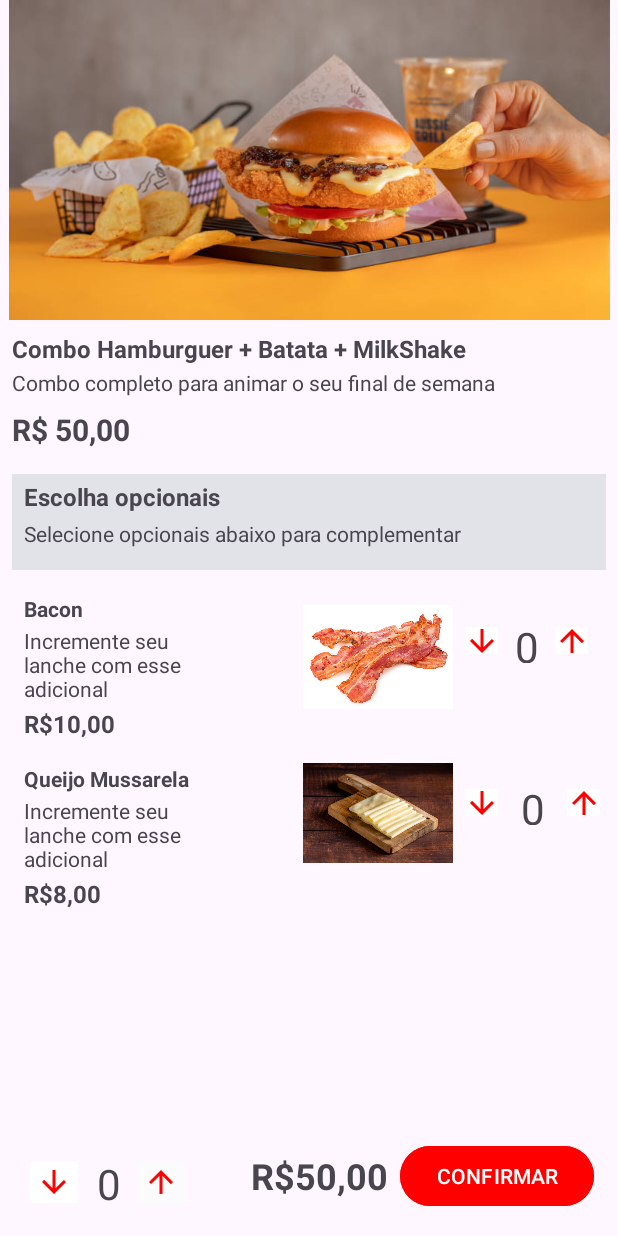
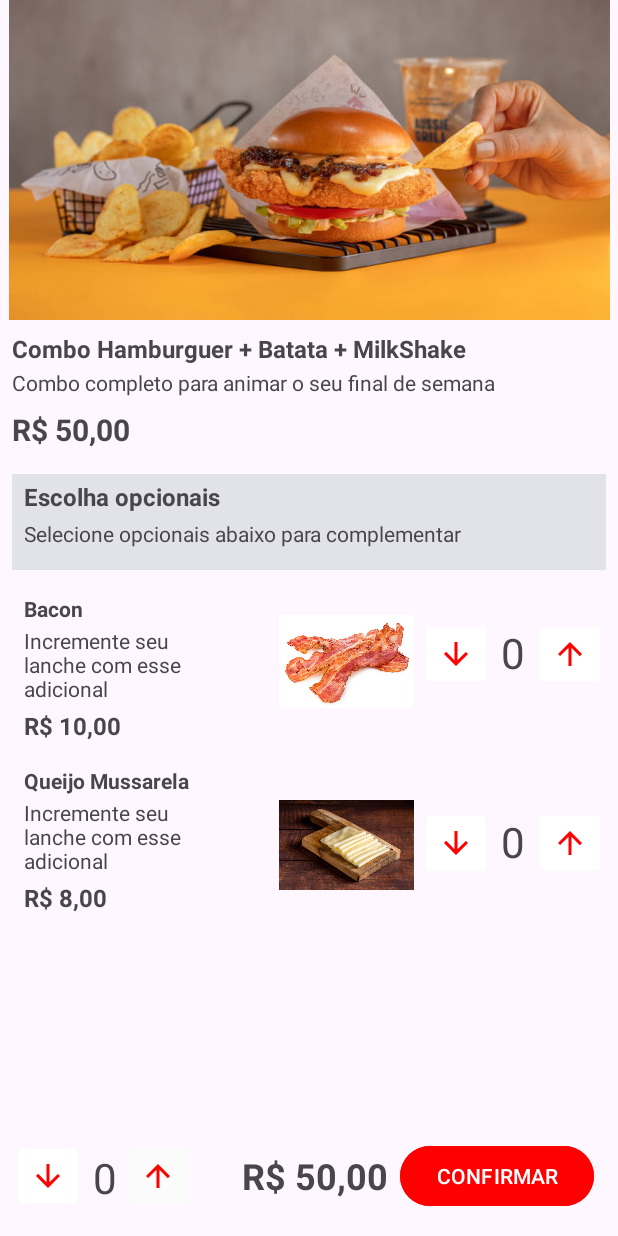
Before and after one commit to eacosta1956/desafio-git-e-github-e5-ifood, an Android app: the screen it shows after launch (detalhes_produtos), on a phone screen of 412 x 824 dp. Run offline under Robolectric (Android 15) with nearby library versions, the phone set to English and light mode, and no system bars.

Commit message:
style: ajustes de layout e remocao de warnings

```diff
--- a/app/src/main/res/layout/activity_detalhes_produtos.xml
+++ b/app/src/main/res/layout/activity_detalhes_produtos.xml
@@ -8,11 +8,12 @@
     tools:context=".detalhes_produtos">
 
     <ImageView
-        android:id="@+id/imageView"
+        android:id="@+id/imgComboLanche"
         android:layout_width="410dp"
         android:layout_height="213dp"
         android:layout_marginStart="4dp"
         android:layout_marginEnd="4dp"
+        android:contentDescription="@string/imgComboLanche"
         app:layout_constraintEnd_toEndOf="parent"
         app:layout_constraintStart_toStartOf="parent"
         app:layout_constraintTop_toTopOf="parent"
@@ -24,11 +25,11 @@
         android:layout_height="wrap_content"
         android:layout_marginStart="8dp"
         android:layout_marginTop="8dp"
-        android:text="Combo Hamburguer + Batata + MilkShake"
+        android:text="@string/txtTituloProduto"
         android:textSize="16sp"
         android:textStyle="bold"
         app:layout_constraintStart_toStartOf="parent"
-        app:layout_constraintTop_toBottomOf="@+id/imageView" />
+        app:layout_constraintTop_toBottomOf="@+id/imgComboLanche" />
 
     <TextView
         android:id="@+id/txtDescricaoProduto"
@@ -36,7 +37,7 @@
         android:layout_height="wrap_content"
         android:layout_marginStart="8dp"
         android:layout_marginTop="2dp"
-        android:text="Combo completo para animar o seu final de semana"
+        android:text="@string/txtDescricaoProduto"
         app:layout_constraintStart_toStartOf="parent"
         app:layout_constraintTop_toBottomOf="@+id/txtTituloProduto" />
 
@@ -46,7 +47,7 @@
         android:layout_height="wrap_content"
         android:layout_marginStart="8dp"
         android:layout_marginTop="8dp"
-        android:text="R$ 50,00"
+        android:text="@string/preco_total"
         android:textSize="20sp"
         android:textStyle="bold"
         app:layout_constraintStart_toStartOf="parent"
@@ -72,7 +73,7 @@
         android:layout_height="wrap_content"
         android:layout_marginStart="8dp"
         android:layout_marginTop="4dp"
-        android:text="Escolha opcionais"
+        android:text="@string/txtTituloBarraCinza"
         android:textSize="16sp"
         android:textStyle="bold"
         app:layout_constraintStart_toStartOf="@+id/barraCinza"
@@ -84,7 +85,7 @@
         android:layout_height="wrap_content"
         android:layout_marginStart="8dp"
         android:layout_marginTop="4dp"
-        android:text="Selecione opcionais abaixo para complementar"
+        android:text="@string/txtDescricaoBarraCinza"
         android:textSize="14sp"
         app:layout_constraintStart_toStartOf="@+id/barraCinza"
         app:layout_constraintTop_toBottomOf="@+id/txtTituloBarraCinza" />
@@ -95,7 +96,7 @@
         android:layout_height="wrap_content"
         android:layout_marginStart="16dp"
         android:layout_marginTop="16dp"
-        android:text="Bacon"
+        android:text="@string/txtTituloBacon"
         android:textStyle="bold"
         app:layout_constraintStart_toStartOf="parent"
         app:layout_constraintTop_toBottomOf="@+id/barraCinza" />
@@ -103,10 +104,10 @@
     <TextView
         android:id="@+id/txtDescricaoBacon"
         android:layout_width="130dp"
-        android:layout_height="50dp"
+        android:layout_height="wrap_content"
         android:layout_marginStart="16dp"
         android:layout_marginTop="2dp"
-        android:text="Incremente seu lanche com esse adicional"
+        android:text="@string/incremento_descricao"
         app:layout_constraintStart_toStartOf="parent"
         app:layout_constraintTop_toBottomOf="@+id/txtTituloBacon" />
 
@@ -116,7 +117,7 @@
         android:layout_height="wrap_content"
         android:layout_marginStart="16dp"
         android:layout_marginTop="4dp"
-        android:text="R$10,00"
+        android:text="@string/txtValorBacon"
         android:textSize="16sp"
         android:textStyle="bold"
         app:layout_constraintStart_toStartOf="parent"
@@ -124,21 +125,23 @@
 
     <ImageView
         android:id="@+id/imgBacon"
-        android:layout_width="100dp"
-        android:layout_height="100dp"
-        android:layout_marginStart="56dp"
-        android:layout_marginTop="8dp"
+        android:layout_width="90dp"
+        android:layout_height="90dp"
+        android:layout_marginStart="40dp"
+        android:layout_marginTop="16dp"
+        android:contentDescription="@string/imgBacon"
         app:layout_constraintStart_toEndOf="@+id/txtDescricaoBacon"
         app:layout_constraintTop_toBottomOf="@+id/barraCinza"
         app:srcCompat="@drawable/bacon" />
 
     <ImageButton
         android:id="@+id/imgBotaoMenosBc"
-        android:layout_width="30dp"
-        android:layout_height="30dp"
+        android:layout_width="48dp"
+        android:layout_height="48dp"
         android:layout_marginStart="4dp"
         android:layout_marginTop="32dp"
         android:backgroundTint="#FFFFFF"
+        android:contentDescription="@string/imgBotaoMenos_Bc"
         android:src="@drawable/ic_embaixo"
         app:layout_constraintStart_toEndOf="@+id/imgBacon"
         app:layout_constraintTop_toBottomOf="@+id/barraCinza" />
@@ -146,23 +149,24 @@
     <TextView
         android:id="@+id/txtZeroBacon"
         android:layout_width="wrap_content"
-        android:layout_height="30dp"
+        android:layout_height="wrap_content"
         android:layout_marginStart="2dp"
-        android:layout_marginTop="32dp"
+        android:layout_marginTop="36dp"
         android:layout_marginEnd="2dp"
-        android:text="0"
-        android:textSize="28dp"
+        android:text="@string/qtd_zero"
+        android:textSize="28sp"
         app:layout_constraintEnd_toStartOf="@+id/imgBotaoMaisBc"
         app:layout_constraintStart_toEndOf="@+id/imgBotaoMenosBc"
         app:layout_constraintTop_toBottomOf="@+id/barraCinza" />
 
     <ImageButton
         android:id="@+id/imgBotaoMaisBc"
-        android:layout_width="30dp"
-        android:layout_height="30dp"
+        android:layout_width="48dp"
+        android:layout_height="48dp"
         android:layout_marginTop="32dp"
-        android:layout_marginEnd="16dp"
+        android:layout_marginEnd="8dp"
         android:backgroundTint="#FFFFFF"
+        android:contentDescription="@string/imgBotaoMais_Bc"
         android:src="@drawable/ic_emcima"
         app:layout_constraintEnd_toEndOf="parent"
         app:layout_constraintTop_toBottomOf="@+id/barraCinza" />
@@ -173,7 +177,7 @@
         android:layout_height="wrap_content"
         android:layout_marginStart="16dp"
         android:layout_marginTop="16dp"
-        android:text="Queijo Mussarela"
+        android:text="@string/txtTituloQueijo"
         android:textStyle="bold"
         app:layout_constraintStart_toStartOf="parent"
         app:layout_constraintTop_toBottomOf="@+id/txtValorBacon" />
@@ -181,10 +185,10 @@
     <TextView
         android:id="@+id/txtDescricaoQueijo"
         android:layout_width="130dp"
-        android:layout_height="50dp"
+        android:layout_height="wrap_content"
         android:layout_marginStart="16dp"
         android:layout_marginTop="2dp"
-        android:text="Incremente seu lanche com esse adicional"
+        android:text="@string/incremento_descricao"
         app:layout_constraintStart_toStartOf="parent"
         app:layout_constraintTop_toBottomOf="@+id/txtTituloQueijo" />
 
@@ -194,7 +198,7 @@
         android:layout_height="wrap_content"
         android:layout_marginStart="16dp"
         android:layout_marginTop="4dp"
-        android:text="R$8,00"
+        android:text="@string/txtValorQueijo"
         android:textSize="16sp"
         android:textStyle="bold"
         app:layout_constraintStart_toStartOf="parent"
@@ -202,21 +206,23 @@
 
     <ImageView
         android:id="@+id/imgQueijo"
-        android:layout_width="100dp"
-        android:layout_height="100dp"
-        android:layout_marginStart="56dp"
-        android:layout_marginTop="4dp"
+        android:layout_width="90dp"
+        android:layout_height="90dp"
+        android:layout_marginStart="40dp"
+        android:layout_marginTop="32dp"
+        android:contentDescription="@string/imgQuejio"
         app:layout_constraintStart_toEndOf="@+id/txtDescricaoQueijo"
         app:layout_constraintTop_toBottomOf="@+id/imgBacon"
         app:srcCompat="@drawable/queijo" />
 
     <ImageButton
         android:id="@+id/imgBotaoMenosQj"
-        android:layout_width="30dp"
-        android:layout_height="30dp"
+        android:layout_width="48dp"
+        android:layout_height="48dp"
         android:layout_marginStart="4dp"
-        android:layout_marginTop="32dp"
+        android:layout_marginTop="52dp"
         android:backgroundTint="#FFFFFF"
+        android:contentDescription="@string/imgBotaoMenos_Qj"
         app:layout_constraintStart_toEndOf="@+id/imgQueijo"
         app:layout_constraintTop_toBottomOf="@+id/imgBacon"
         app:srcCompat="@drawable/ic_embaixo" />
@@ -224,34 +230,36 @@
     <TextView
         android:id="@+id/txtZeroQueijo"
         android:layout_width="wrap_content"
-        android:layout_height="30dp"
+        android:layout_height="wrap_content"
         android:layout_marginStart="2dp"
-        android:layout_marginTop="32dp"
+        android:layout_marginTop="56dp"
         android:layout_marginEnd="2dp"
-        android:text="0"
-        android:textSize="28dp"
+        android:text="@string/qtd_zero"
+        android:textSize="28sp"
         app:layout_constraintEnd_toStartOf="@+id/imgBotaoMaisQj"
         app:layout_constraintStart_toEndOf="@+id/imgBotaoMenosQj"
         app:layout_constraintTop_toBottomOf="@+id/imgBacon" />
 
     <ImageButton
         android:id="@+id/imgBotaoMaisQj"
-        android:layout_width="30dp"
-        android:layout_height="30dp"
-        android:layout_marginTop="32dp"
+        android:layout_width="48dp"
+        android:layout_height="48dp"
+        android:layout_marginTop="52dp"
         android:layout_marginEnd="8dp"
         android:backgroundTint="#FFFFFF"
+        android:contentDescription="@string/imgBotaoMais_Qj"
         app:layout_constraintEnd_toEndOf="parent"
         app:layout_constraintTop_toBottomOf="@+id/imgBacon"
         app:srcCompat="@drawable/ic_emcima" />
 
     <ImageButton
         android:id="@+id/imgBotaoMenosTotal"
-        android:layout_width="40dp"
-        android:layout_height="40dp"
-        android:layout_marginStart="16dp"
+        android:layout_width="48dp"
+        android:layout_height="48dp"
+        android:layout_marginStart="8dp"
         android:layout_marginBottom="16dp"
         android:backgroundTint="#FFFFFF"
+        android:contentDescription="@string/imgBotaoMenos_Total"
         app:layout_constraintBottom_toBottomOf="parent"
         app:layout_constraintStart_toStartOf="parent"
         app:srcCompat="@drawable/ic_embaixo" />
@@ -262,20 +270,21 @@
         android:layout_height="wrap_content"
         android:layout_marginStart="4dp"
         android:layout_marginEnd="2dp"
-        android:layout_marginBottom="16dp"
-        android:text="0"
-        android:textSize="28dp"
+        android:layout_marginBottom="20dp"
+        android:text="@string/qtd_zero"
+        android:textSize="28sp"
         app:layout_constraintBottom_toBottomOf="parent"
         app:layout_constraintEnd_toStartOf="@+id/imgBotaoMaisTotal"
         app:layout_constraintStart_toEndOf="@+id/imgBotaoMenosTotal" />
 
     <ImageButton
         android:id="@+id/imgBotaoMaisTotal"
-        android:layout_width="40dp"
-        android:layout_height="40dp"
-        android:layout_marginEnd="40dp"
+        android:layout_width="48dp"
+        android:layout_height="48dp"
+        android:layout_marginEnd="32dp"
         android:layout_marginBottom="16dp"
         android:backgroundTint="#FBFBFB"
+        android:contentDescription="@string/imgBotaoMais_Total"
         app:layout_constraintBottom_toBottomOf="parent"
         app:layout_constraintEnd_toStartOf="@+id/txtValorTotal"
         app:srcCompat="@drawable/ic_emcima" />
@@ -286,7 +295,7 @@
         android:layout_height="wrap_content"
         android:layout_marginEnd="8dp"
         android:layout_marginBottom="24dp"
-        android:text="R$50,00"
+        android:text="@string/preco_total"
         android:textSize="24sp"
         android:textStyle="bold"
         app:layout_constraintBottom_toBottomOf="parent"
@@ -299,7 +308,8 @@
         android:layout_marginEnd="16dp"
         android:layout_marginBottom="16dp"
         android:backgroundTint="#FF0000"
-        android:text="CONFIRMAR"
+        android:text="@string/btn_confirmar"
+        android:textColor="#FFFFFF"
         app:layout_constraintBottom_toBottomOf="parent"
         app:layout_constraintEnd_toEndOf="parent" />
 
--- a/app/src/main/res/values/strings.xml
+++ b/app/src/main/res/values/strings.xml
@@ -1,3 +1,29 @@
 <resources>
     <string name="app_name">desafio-git-e-github-e5-ifood</string>
+    <string name="incremento_descricao">Incremente seu lanche com esse adicional</string>
+    <string name="preco_total">R$ 50,00</string>
+    <string name="qtd_zero">0</string>
+    <string name="btn_confirmar">CONFIRMAR</string>
+
+    <string name="imgComboLanche">Imagem de um combo contendo um lanche, batatas chips e um Milk-Shake</string>
+    <string name="txtTituloProduto">Combo Hamburguer + Batata + MilkShake</string>
+    <string name="txtDescricaoProduto">Combo completo para animar o seu final de semana</string>
+
+    <string name="txtTituloBarraCinza">Escolha opcionais</string>
+    <string name="txtDescricaoBarraCinza">Selecione opcionais abaixo para complementar</string>
+
+    <string name="txtTituloBacon">Bacon</string>
+    <string name="txtValorBacon">R$ 10,00</string>
+    <string name="imgBacon">Imagem de um Bacon Fatiado</string>
+    <string name="imgBotaoMenos_Bc">Botão que diminue a quantidade de Bacon no lanche</string>
+    <string name="imgBotaoMais_Bc">Botão que aumenta a quantidade de Bacon no lanche</string>
+
+    <string name="txtTituloQueijo">Queijo Mussarela</string>
+    <string name="txtValorQueijo">R$ 8,00</string>
+    <string name="imgQuejio">Imagem do Queijo Mussarela cortada em fatias</string>
+    <string name="imgBotaoMenos_Qj">Botão que diminue a quantidade de Queijo no lanche</string>
+   <string name="imgBotaoMais_Qj">Botão que aumenta a quantidade de Queijo no lanche</string>
+
+    <string name="imgBotaoMenos_Total">Botão que diminue a quantidade de combos desejada </string>
+    <string name="imgBotaoMais_Total">Botão que aumenta a quantidade de combos desejada</string>
 </resources>
```
